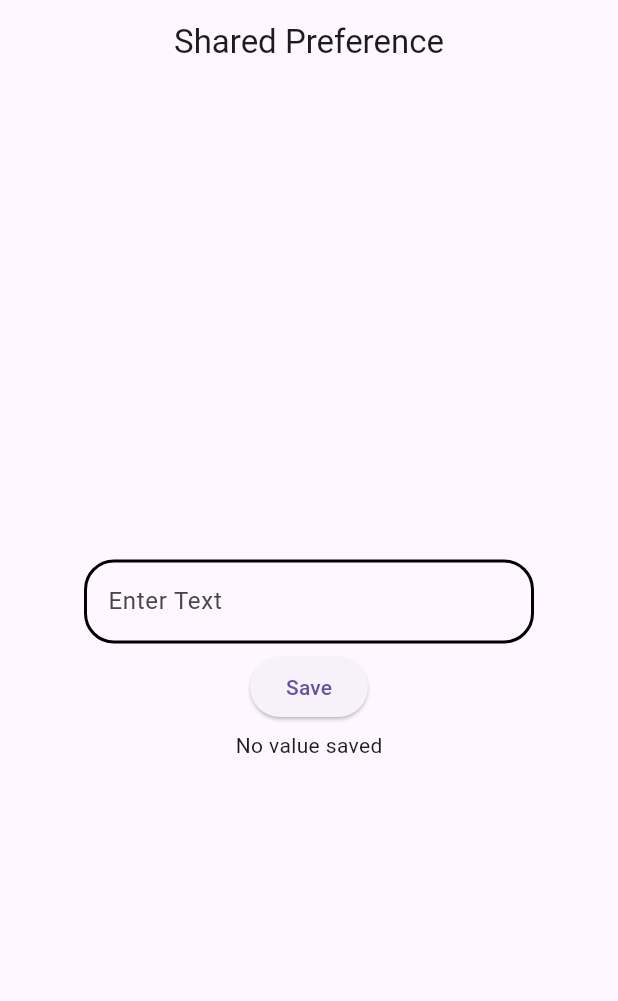
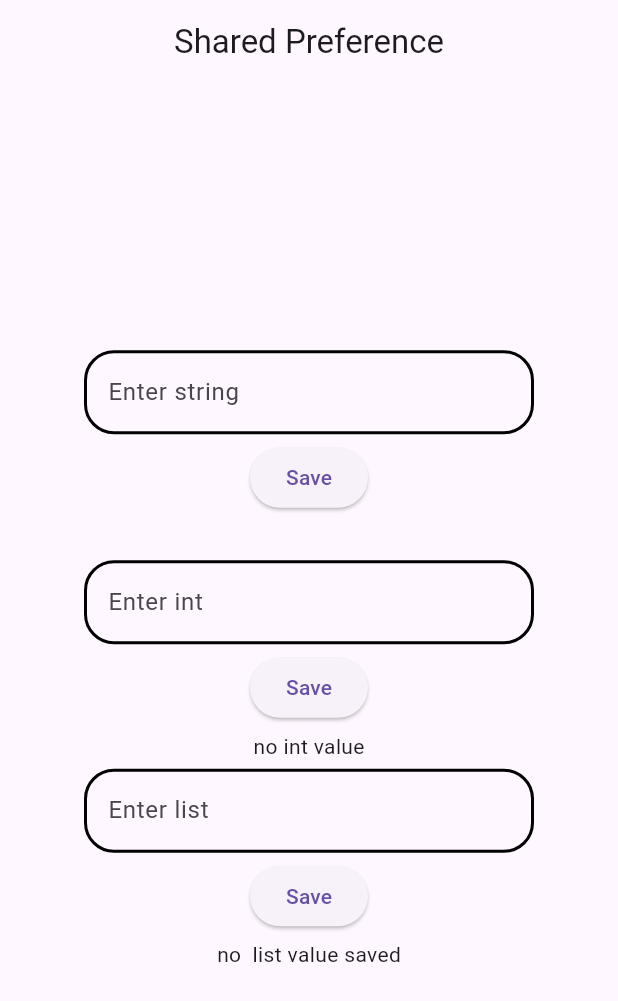
Before and after one commit to Shamiq7/Charts_Flutter_App, a Flutter app: the screen it shows after launch, after a tap on "Save", on a phone screen of 412 x 824 dp. Shown: the top 1001 px of the screen. Run offline on Flutter 3.47's test engine with Material 3 defaults, Android fonts, the phone set to English and light mode, and no system bars; our stand-ins replace shared_preferences, syncfusion_flutter_charts.

Commit message:
we can now use SF for int,string,list

```diff
--- a/lib/SF1.dart
+++ b/lib/SF1.dart
@@ -1,5 +1,13 @@
 import 'package:flutter/material.dart';
 import 'package:shared_preferences/shared_preferences.dart';
+
+// Because Shared Preferences only supports these five data types:
+
+// String
+// int
+// bool
+// double
+// List<String>
 
 class Sf1 extends StatefulWidget {
   const Sf1({super.key});
@@ -10,7 +18,11 @@
 
 class _Sf1State extends State<Sf1> {
   TextEditingController itemcontroller = TextEditingController();
-  var nameVal = 'no value saved';
+  TextEditingController intcontroller = TextEditingController();
+  TextEditingController listcotroller = TextEditingController();
+  var nameVal = 'no  string value saved';
+  var intVal = 'no int value';
+  var listVal = 'no list value saved';
   @override
   void initState() {
     // TODO: implement initState
@@ -32,7 +44,7 @@
                 child: TextField(
                   controller: itemcontroller,
                   decoration: InputDecoration(
-                    hintText: 'Enter Text',
+                    hintText: 'Enter string',
                     focusedBorder: OutlineInputBorder(
                       borderRadius: BorderRadius.circular(20),
                       borderSide: BorderSide(
@@ -57,11 +69,80 @@
                 var name = itemcontroller.text.toString();
                 var pref = await SharedPreferences.getInstance();
                 pref.setString("name", name);
+                getValue();
               },
               child: Text('Save'),
             ),
             SizedBox(height: 5),
             Text(nameVal),
+            //
+            //
+            //
+            SizedBox(height: 5),
+            Container(
+              width: 300,
+              child: TextField(
+                controller: intcontroller,
+                keyboardType: TextInputType.number,
+                decoration: InputDecoration(
+                  hintText: 'Enter int',
+                  focusedBorder: OutlineInputBorder(
+                    borderRadius: BorderRadius.circular(20),
+                    borderSide: BorderSide(width: 2, style: BorderStyle.solid),
+                  ),
+                  enabledBorder: OutlineInputBorder(
+                    borderRadius: BorderRadius.circular(20),
+                    borderSide: BorderSide(width: 2, style: BorderStyle.solid),
+                  ),
+                ),
+              ),
+            ),
+            SizedBox(height: 5),
+            ElevatedButton(
+              onPressed: () async {
+                int intiger = int.parse(intcontroller.text);
+                var pref = await SharedPreferences.getInstance();
+                pref.setInt("int", intiger);
+                getValue();
+              },
+              child: Text('Save'),
+            ),
+            SizedBox(height: 5),
+            Text(intVal),
+            //
+            //
+            //
+            SizedBox(height: 5),
+            Container(
+              width: 300,
+              child: TextField(
+                controller: listcotroller,
+                decoration: InputDecoration(
+                  hintText: 'Enter list',
+                  focusedBorder: OutlineInputBorder(
+                    borderRadius: BorderRadius.circular(20),
+                    borderSide: BorderSide(width: 2, style: BorderStyle.solid),
+                  ),
+                  enabledBorder: OutlineInputBorder(
+                    borderRadius: BorderRadius.circular(20),
+                    borderSide: BorderSide(width: 2, style: BorderStyle.solid),
+                  ),
+                ),
+              ),
+            ),
+            SizedBox(height: 5),
+            ElevatedButton(
+              onPressed: () async {
+                String list = listcotroller.text;
+                List<String> fruits = list.split(',');
+                var pref = await SharedPreferences.getInstance();
+                pref.setStringList("list", fruits);
+                getValue();
+              },
+              child: Text('Save'),
+            ),
+            SizedBox(height: 5),
+            Text(listVal),
           ],
         ),
       ),
@@ -72,10 +153,15 @@
   void getValue() async {
     var prefs =
         await SharedPreferences.getInstance(); // initialiaze shared pref
-    var getName = prefs.getString(
-      'name',
+    var getName = prefs.getString('name');
+    var getint = prefs.getInt(
+      'int',
     ); // will see if our key has some value, if yes give it to getName var
+    var getList = prefs.getStringList('list');
     nameVal = getName != null ? getName : 'No value saved';
+
+    intVal = getint != null ? getint.toString() : 'no int value';
+    listVal = getList?.join(',') ?? 'no  list value saved';
     setState(() {});
   }
 }
```
